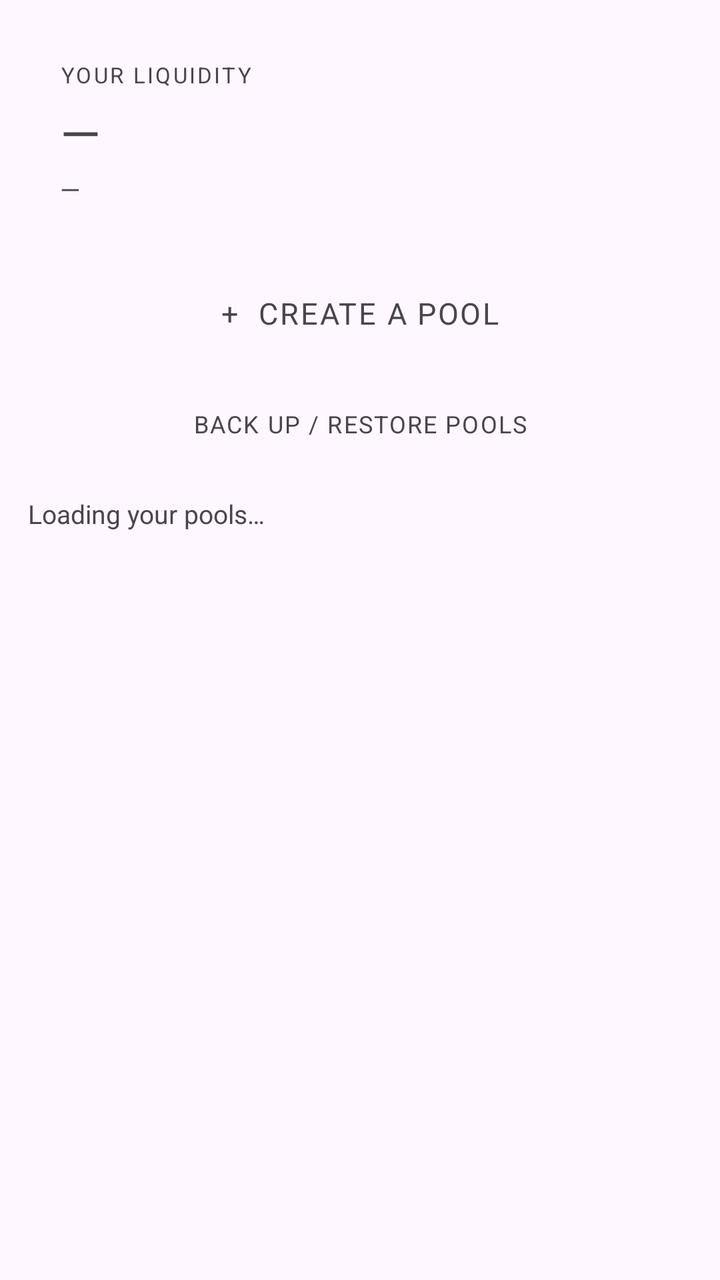
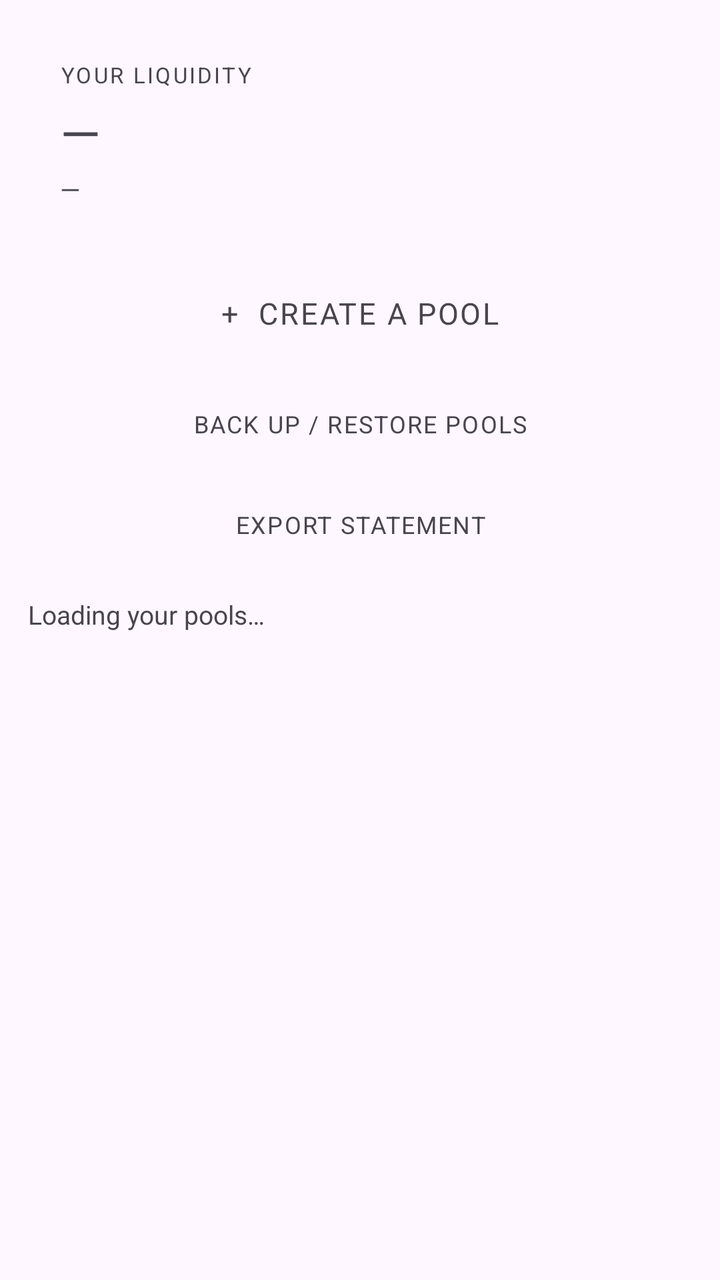

An Android layout rendered at two revisions. The XML below is the earlier revision; the diff shows what the commit changed to produce the second picture.
<!-- AndroidManifest.xml: application theme Theme.PandaPools -->
<!-- res/layout/view_mylp.xml -->
<?xml version="1.0" encoding="utf-8"?>
<androidx.core.widget.NestedScrollView xmlns:android="http://schemas.android.com/apk/res/android"
    android:layout_width="match_parent"
    android:layout_height="match_parent"
    android:fillViewport="true">

    <LinearLayout
        android:layout_width="match_parent"
        android:layout_height="wrap_content"
        android:orientation="vertical"
        android:padding="14dp">

        
        <LinearLayout
            android:id="@+id/lpSummaryCard"
            android:layout_width="match_parent"
            android:layout_height="wrap_content"
            android:orientation="vertical"
            android:padding="16dp"
            android:layout_marginBottom="12dp">

            <TextView
                android:layout_width="wrap_content"
                android:layout_height="wrap_content"
                android:text="YOUR LIQUIDITY"
                android:textSize="11sp"
                android:letterSpacing="0.10"
                android:id="@+id/lpSummaryLabel" />

            <TextView
                android:id="@+id/lpSummaryValue"
                android:layout_width="wrap_content"
                android:layout_height="wrap_content"
                android:text="—"
                android:textSize="26sp"
                android:paddingTop="4dp" />

            <TextView
                android:id="@+id/lpSummarySub"
                android:layout_width="wrap_content"
                android:layout_height="wrap_content"
                android:text="—"
                android:textSize="13sp"
                android:paddingTop="2dp" />
        </LinearLayout>

        <TextView
            android:id="@+id/lpCreateBtn"
            android:layout_width="match_parent"
            android:layout_height="wrap_content"
            android:text="+  CREATE A POOL"
            android:gravity="center"
            android:textSize="15sp"
            android:letterSpacing="0.06"
            android:padding="15dp"
            android:layout_marginBottom="10dp" />

        <TextView
            android:id="@+id/lpRecoveryBtn"
            android:layout_width="match_parent"
            android:layout_height="wrap_content"
            android:text="BACK UP / RESTORE POOLS"
            android:gravity="center"
            android:textSize="12sp"
            android:letterSpacing="0.06"
            android:padding="12dp"
            android:layout_marginBottom="16dp" />

        <TextView
            android:id="@+id/lpStatus"
            android:layout_width="match_parent"
            android:layout_height="wrap_content"
            android:text="Loading your pools…"
            android:textSize="13sp"
            android:paddingBottom="8dp" />

        <LinearLayout
            android:id="@+id/lpList"
            android:layout_width="match_parent"
            android:layout_height="wrap_content"
            android:orientation="vertical" />

    </LinearLayout>
</androidx.core.widget.NestedScrollView>
<!-- resources referenced by this layout -->
<resources>
  <style name="Theme.PandaPools" parent="Base.Theme.PandaPools" />
  <style name="Base.Theme.PandaPools" parent="Theme.Material3.DayNight.NoActionBar">
      </style>
</resources>

<!-- the commit's change to res/layout/view_mylp.xml (unified diff, before → after) -->
@@ -64,6 +64,17 @@
             android:textSize="12sp"
             android:letterSpacing="0.06"
             android:padding="12dp"
+            android:layout_marginBottom="10dp" />
+
+        <TextView
+            android:id="@+id/lpStatementBtn"
+            android:layout_width="match_parent"
+            android:layout_height="wrap_content"
+            android:text="EXPORT STATEMENT"
+            android:gravity="center"
+            android:textSize="12sp"
+            android:letterSpacing="0.06"
+            android:padding="12dp"
             android:layout_marginBottom="16dp" />
 
         <TextView
